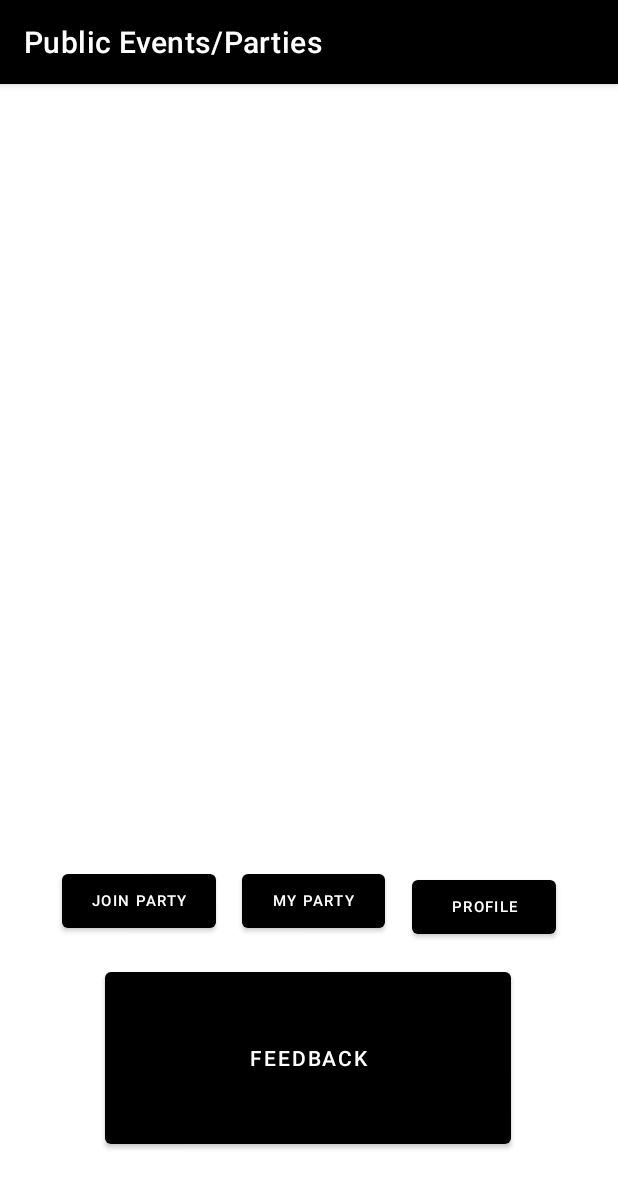
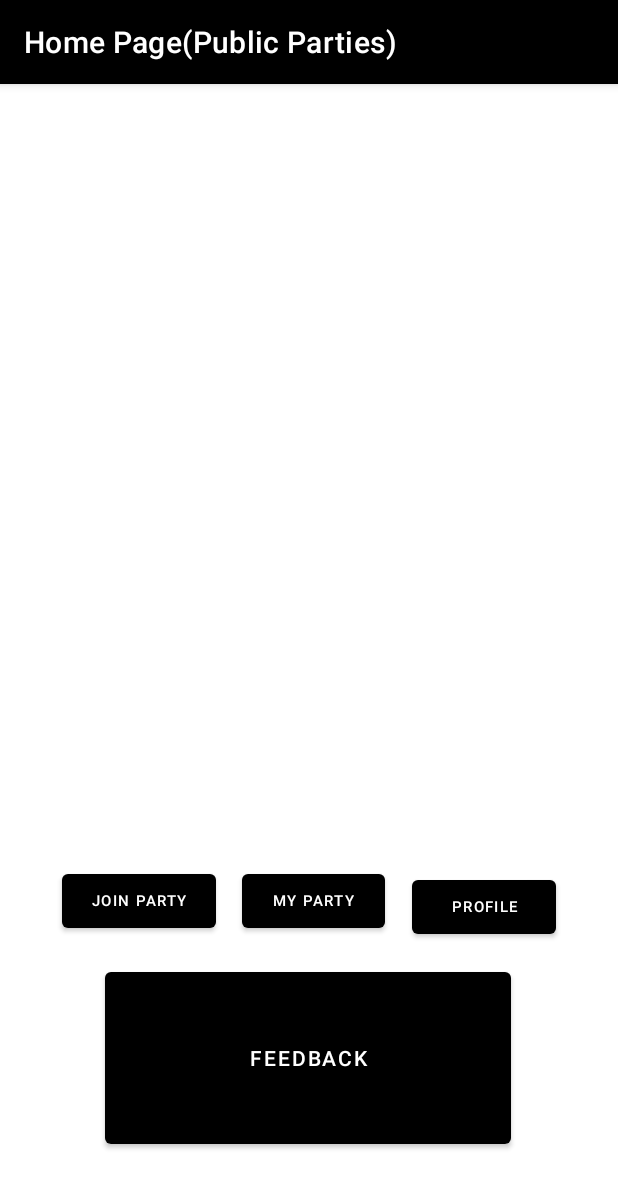
Before and after one commit to satiyaganes06/Party-mobile-project, an Android app: the MainActivity screen opened directly, with no data from a screen before it, on a phone screen of 412 x 824 dp. Shown: the top 1188 px of the screen. Run offline under Robolectric (Android 15) with nearby library versions, the phone set to English and light mode, and no system bars; our stand-ins replace Firebase (no records; nobody signed in at launch, a user with empty details on screens opened directly); pictures from the network do not load.

Commit message:
Update Main Page

```diff
--- a/app/src/main/java/com/example/party_mobile/MainActivity.java
+++ b/app/src/main/java/com/example/party_mobile/MainActivity.java
@@ -45,7 +45,7 @@ public class MainActivity extends BaseActivity {
 
         ActionBar actionBar = getSupportActionBar();
 
-        setTitle("Public Events/Parties ");
+        setTitle("Home Page(Public Parties)");
 
         recycleview = findViewById(R.id.recycleview);
 
```
